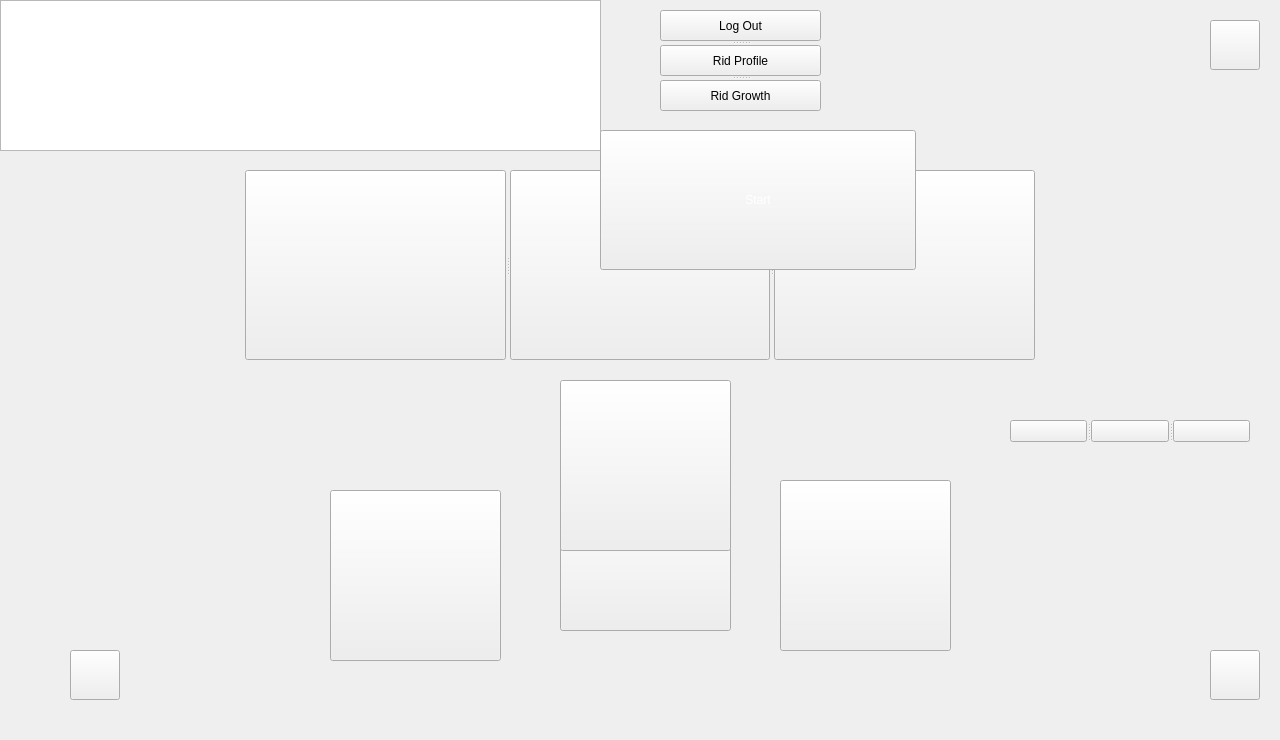
Above: Encroachment/menu.ui from XJulianSalazarX/Proyecto_Final before the change. Below: the same form after it.
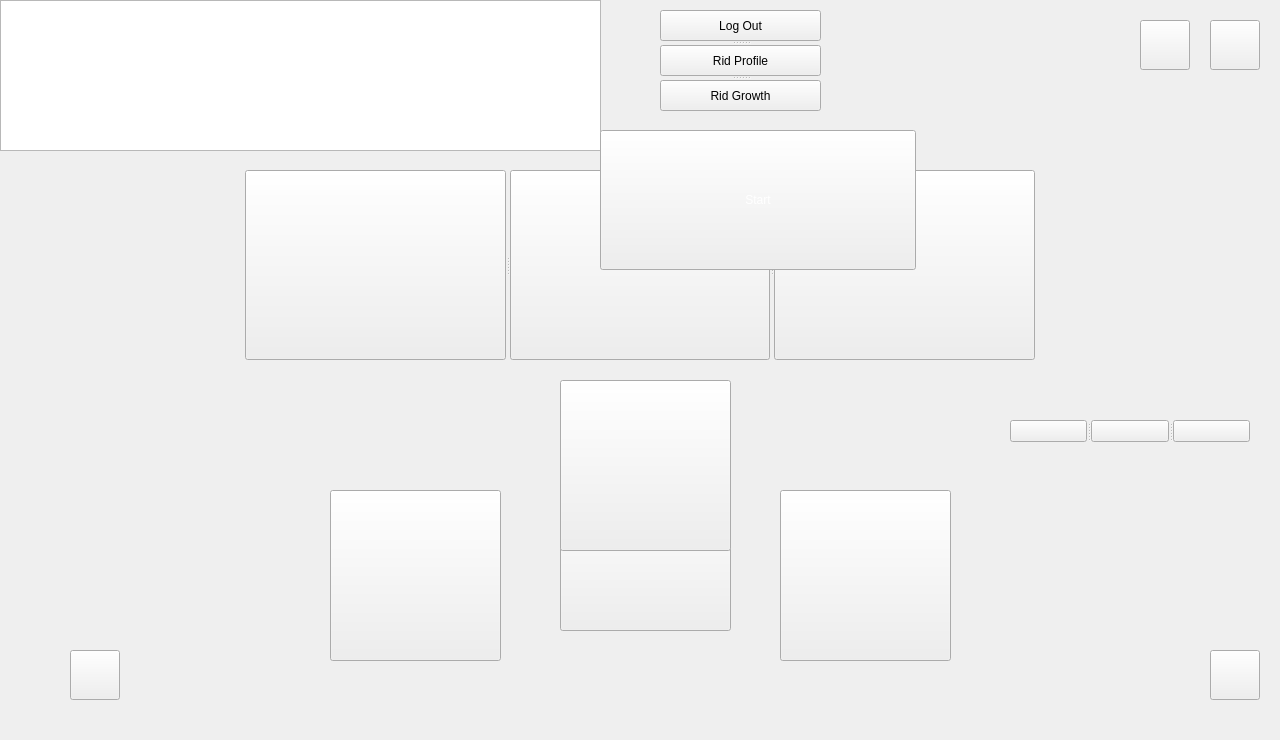
That is the form after the change. Icons and pictures are not drawn.

What changed in the file:
```diff
--- a/Encroachment/menu.ui
+++ b/Encroachment/menu.ui
@@ -58,10 +58,10 @@
   <widget class="QPushButton" name="profile">
    <property name="geometry">
     <rect>
-     <x>780</x>
-     <y>480</y>
-     <width>171</width>
-     <height>171</height>
+     <x>1140</x>
+     <y>20</y>
+     <width>50</width>
+     <height>50</height>
     </rect>
    </property>
    <property name="styleSheet">
@@ -269,6 +269,22 @@
     </property>
    </widget>
   </widget>
+  <widget class="QPushButton" name="multiplayer">
+   <property name="geometry">
+    <rect>
+     <x>780</x>
+     <y>490</y>
+     <width>171</width>
+     <height>171</height>
+    </rect>
+   </property>
+   <property name="styleSheet">
+    <string notr="true">border-image: url(:/images/multiplayer.png);</string>
+   </property>
+   <property name="text">
+    <string/>
+   </property>
+  </widget>
  </widget>
  <resources/>
  <connections/>
```
